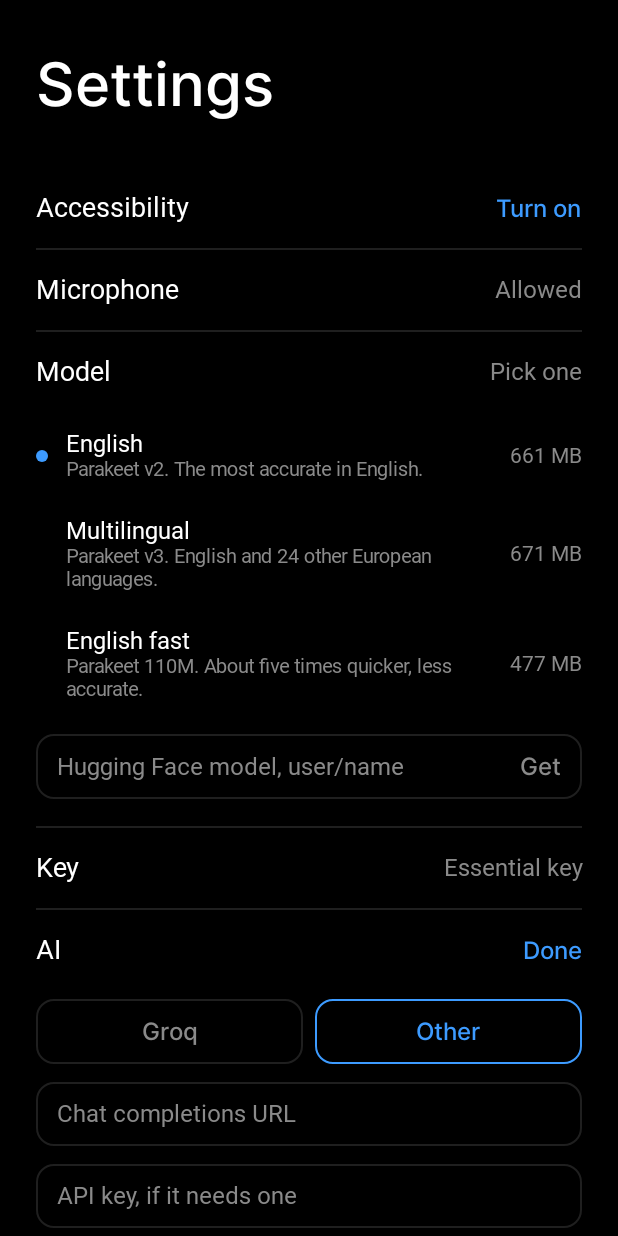
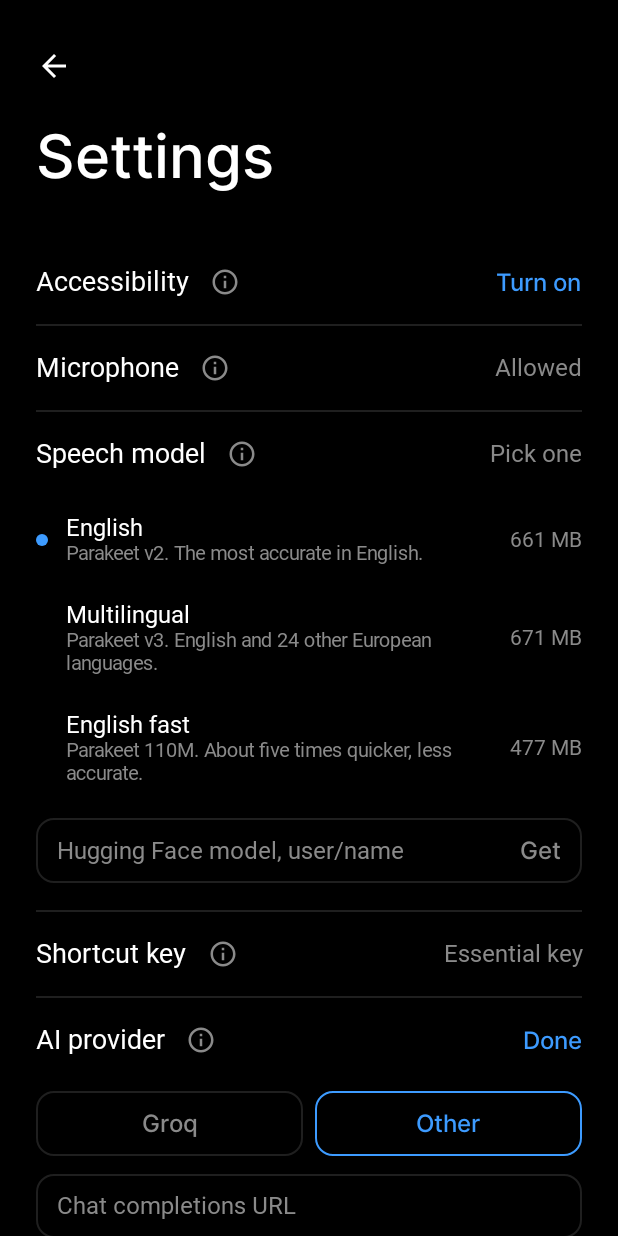
Before and after one commit to ieatfood314/nullspace, an Android app built with Jetpack Compose: the screen it shows after launch (SettingsActivity), after a tap on "Other", on a phone screen of 412 x 824 dp. Run offline under Robolectric (Android 15) with nearby library versions, the phone set to English and light mode, and no system bars; libraries missing offline, so code that uses them is left out: com.k2fsa.sherpa; pictures from the network do not load; Roboto replaces fonts that are not available here; 2 statements that could not run were skipped; 3 other taps on this screen came first.

Commit message:
Settings: back arrow, an (i) on each row that says what it's for, clearer names
Accent becomes Accent color, Model Speech model, Key Shortcut key, AI AI provider,
Words Custom words. The explanations that sat under open sections move into the
help lines.

Co-Authored-By: Claude Opus 5.5 <noreply@anthropic.com>

```diff
--- a/android/app/src/main/java/ca/heeney/uplink/SettingsActivity.kt
+++ b/android/app/src/main/java/ca/heeney/uplink/SettingsActivity.kt
@@ -32,7 +32,12 @@ import androidx.compose.foundation.text.KeyboardOptions
 import androidx.compose.foundation.shape.CircleShape
 import androidx.compose.ui.unit.dp
 import androidx.compose.ui.unit.sp
+import androidx.compose.material3.Icon
 import androidx.compose.material3.Text
+import androidx.compose.material.icons.Icons
+import androidx.compose.material.icons.automirrored.filled.ArrowBack
+import androidx.compose.material.icons.outlined.Info
+import androidx.compose.ui.semantics.Role
 import androidx.lifecycle.Lifecycle
 import androidx.lifecycle.compose.LocalLifecycleOwner
 import androidx.lifecycle.LifecycleEventObserver
@@ -62,6 +67,8 @@ class SettingsActivity : ComponentActivity() {
     /** the accent you pick here, so the screen changes as you pick it */
     private var accentArgb by mutableIntStateOf(Prefs.accent)
     private val Accent: Color get() = Color(accentArgb)
+    /** the row whose help line is showing, by label; one at a time */
+    private var helpFor by mutableStateOf("")
 
     override fun onCreate(savedInstanceState: Bundle?) {
         super.onCreate(savedInstanceState)
@@ -117,14 +124,19 @@ class SettingsActivity : ComponentActivity() {
             Modifier.fillMaxSize().background(Color.Black).systemBarsPadding().imePadding()
                 .verticalScroll(rememberScrollState()).padding(horizontal = 24.dp, vertical = 32.dp),
         ) {
+            Icon(Icons.AutoMirrored.Filled.ArrowBack, "Back", tint = Color.White,
+                modifier = Modifier.offset(x = (-12).dp, y = (-12).dp).size(48.dp)
+                    .clickable(role = Role.Button) { finish() }.padding(12.dp))
             Text("Settings", color = Color.White, fontFamily = Inter, fontWeight = FontWeight.Medium, fontSize = 40.sp)
             Spacer(Modifier.height(32.dp))
 
             val a11y = a11yOn()
-            SettingRow("Accessibility", if (a11y) "On" else null, "Turn on") { open(Settings.ACTION_ACCESSIBILITY_SETTINGS) }
-            SettingRow("Microphone", if (micOn()) "Allowed" else null, "Allow") { askMic.launch(Manifest.permission.RECORD_AUDIO) }
+            SettingRow("Accessibility", if (a11y) "On" else null, "Turn on",
+                help = "Lets Nullspace notice the key and type what you say into any app.") { open(Settings.ACTION_ACCESSIBILITY_SETTINGS) }
+            SettingRow("Microphone", if (micOn()) "Allowed" else null, "Allow", help = "For dictation and voice notes.") { askMic.launch(Manifest.permission.RECORD_AUDIO) }
             ModelRow(engine, open == "model") { toggle("model") }
-            SettingRow("Key", if (learning) "Press a key" else keyName, null, action = if (learning || !a11y) null else "Change") {
+            SettingRow("Shortcut key", if (learning) "Press a key" else keyName, null, action = if (learning || !a11y) null else "Change",
+                help = "The button that runs Nullspace. Tap Change, then press the one you want.") {
                 learning = true
                 UplinkService.learner = { ev ->
                     Prefs.keyCode = ev.keyCode
@@ -136,17 +148,19 @@ class SettingsActivity : ComponentActivity() {
             AiRow(open == "ai") { toggle("ai") }
             if (Brain.on() || HubSync.url() != null) {
                 var tidy by remember { mutableStateOf(Prefs.tidy) }
-                SettingRow("Tidy dictation", if (tidy) "On" else "Off", null, action = if (tidy) "Turn off" else "Turn on") {
+                SettingRow("Tidy dictation", if (tidy) "On" else "Off", null, action = if (tidy) "Turn off" else "Turn on",
+                    help = "AI cuts repeats and false starts from what you dictate.") {
                     tidy = !tidy
                     Prefs.tidy = tidy
                 }
             }
-            SettingRow("Notifications", if (has(Manifest.permission.POST_NOTIFICATIONS)) "Allowed" else null, "Allow") {
+            SettingRow("Notifications", if (has(Manifest.permission.POST_NOTIFICATIONS)) "Allowed" else null, "Allow",
+                help = "For reminders.") {
                 askPerms.launch(arrayOf(Manifest.permission.POST_NOTIFICATIONS))
             }
             val fine = has(Manifest.permission.ACCESS_FINE_LOCATION)
             SettingRow("Location", if (Reminders.locationOk(this@SettingsActivity)) "All the time" else null,
-                if (fine) "Allow all the time" else "Allow") { askLocation() }
+                if (fine) "Allow all the time" else "Allow", help = "For reminders tied to a place, like home.") { askLocation() }
             AccentRow(open == "accent") { toggle("accent") }
             DataRow(open == "data") { toggle("data") }
             HubRow(open == "hub") { toggle("hub") }
@@ -154,7 +168,8 @@ class SettingsActivity : ComponentActivity() {
             WordsRow(open == "words") { toggle("words") }
             var keep by remember { mutableStateOf(Prefs.keepRecordings) }
             if (keep || Sync.url() != null) {
-                SettingRow("Keep recordings", if (keep) "On" else "Off", null, action = if (keep) "Turn off" else "Turn on") {
+                SettingRow("Keep recordings", if (keep) "On" else "Off", null, action = if (keep) "Turn off" else "Turn on",
+                    help = "Saves your dictation audio and fixes on your Squelch hub, to train speech models.") {
                     keep = !keep
                     Prefs.keepRecordings = keep
                 }
@@ -204,8 +219,8 @@ class SettingsActivity : ComponentActivity() {
         }
         // Nothing downloaded yet: the list stays open so you can pick one.
         val show = expanded || !installed
-        SettingRow("Model", status ?: "Pick one", null, action = if (!installed) null else if (expanded) "Done" else "Change",
-            divider = !show, onClick = onToggle)
+        SettingRow("Speech model", status ?: "Pick one", null, action = if (!installed) null else if (expanded) "Done" else "Change",
+            divider = !show, help = "Turns your voice into text, on the phone. Your audio stays here.", onClick = onToggle)
         if (!show) return
         var tick by remember { mutableIntStateOf(0) }
         @Suppress("UNUSED_EXPRESSION") tick
@@ -284,8 +299,9 @@ class SettingsActivity : ComponentActivity() {
             Brain.on() -> Brain.name()
             else -> null
         }
-        SettingRow("AI", status, "Set up", action = if (expanded) "Done" else if (Brain.on()) "Change" else "Set up",
-            divider = !expanded, onClick = onToggle)
+        SettingRow("AI provider", status, "Set up", action = if (expanded) "Done" else if (Brain.on()) "Change" else "Set up",
+            divider = !expanded, help = "Optional. Your own AI key files your captures and tidies dictation. Only text is sent.",
+            onClick = onToggle)
         if (!expanded) return
         var preset by remember { mutableStateOf(Brain.preset().key) }
         var key by remember { mutableStateOf(Prefs.llmKey) }
@@ -334,8 +350,7 @@ class SettingsActivity : ComponentActivity() {
                     }.start()
                 })
         }
-        Text("Files your captures and tidies dictation. Only text is sent.", color = Dim, fontFamily = Inter, fontSize = 13.sp)
-        Spacer(Modifier.height(16.dp))
+        Spacer(Modifier.height(6.dp))
         Box(Modifier.fillMaxWidth().height(1.dp).background(Line))
     }
 
@@ -347,8 +362,8 @@ class SettingsActivity : ComponentActivity() {
 
     @Composable
     private fun AccentRow(expanded: Boolean, onToggle: () -> Unit) {
-        SettingRow("Accent", "#%06X".format(accentArgb and 0xFFFFFF), null, action = if (expanded) "Done" else "Change",
-            divider = !expanded, onClick = onToggle)
+        SettingRow("Accent color", "#%06X".format(accentArgb and 0xFFFFFF), null, action = if (expanded) "Done" else "Change",
+            divider = !expanded, help = "The color of buttons and highlights.", onClick = onToggle)
         if (!expanded) return
         fun pick(c: Int) { Prefs.accent = c; accentArgb = Prefs.accent }
         Row(Modifier.fillMaxWidth().padding(vertical = 8.dp), horizontalArrangement = Arrangement.SpaceBetween) {
@@ -375,7 +390,8 @@ class SettingsActivity : ComponentActivity() {
     private fun DataRow(expanded: Boolean, onToggle: () -> Unit) {
         var cap by remember { mutableIntStateOf(Prefs.dataCapMb) }
         @Suppress("UNUSED_EXPRESSION") cap
-        SettingRow("Mobile data", Budget.text(), null, action = if (expanded) "Done" else "Change", divider = !expanded, onClick = onToggle)
+        SettingRow("Mobile data", Budget.text(), null, action = if (expanded) "Done" else "Change", divider = !expanded,
+            help = "How much mobile data Nullspace may use a month. Wi-Fi doesn't count.", onClick = onToggle)
         if (!expanded) return
         var mb by remember { mutableStateOf(Prefs.dataCapMb.toString()) }
         val n = mb.trim().toIntOrNull()?.takeIf { it in 0..100_000 }
@@ -383,7 +399,7 @@ class SettingsActivity : ComponentActivity() {
             keyboard = KeyboardType.Number) {
             Prefs.dataCapMb = n!!; cap = n
         }
-        Text("A month's limit. 0 keeps it to Wi-Fi.", color = Dim, fontFamily = Inter, fontSize = 13.sp)
+        Text("0 keeps it to Wi-Fi.", color = Dim, fontFamily = Inter, fontSize = 13.sp)
         Spacer(Modifier.height(16.dp))
         Box(Modifier.fillMaxWidth().height(1.dp).background(Line))
     }
@@ -418,15 +434,14 @@ class SettingsActivity : ComponentActivity() {
             HubSync.Status.Synced -> ago(now - HubSync.lastOk)
         }
         SettingRow("Hub", status, "Set up", action = if (expanded) "Done" else if (HubSync.url() == null) "Set up" else "Change",
-            divider = !expanded, onClick = onToggle)
+            divider = !expanded, help = "Optional. Your own server, to share your list with your computers.", onClick = onToggle)
         if (!expanded) return
         var url by remember { mutableStateOf(Prefs.hubUrl) }
         InputLine(url, { url = it }, "Hub address, like http://server:4645", "Save", enabled = url.trim() != Prefs.hubUrl) {
             Prefs.hubUrl = url.trim()
             if (url.isBlank()) HubSync.status.value = HubSync.Status.Off else HubSync.soon(this)
         }
-        Text("Optional. Your own server, to share your list with your computers.", color = Dim, fontFamily = Inter, fontSize = 13.sp)
-        Spacer(Modifier.height(16.dp))
+        Spacer(Modifier.height(10.dp))
         Box(Modifier.fillMaxWidth().height(1.dp).background(Line))
     }
 
@@ -444,19 +459,15 @@ class SettingsActivity : ComponentActivity() {
             Sync.Status.Synced -> ago(now - Sync.lastOk)
         }
         SettingRow("Words sync", status, null, action = if (expanded) "Done" else if (Sync.url() == null) "Set up" else "Change",
-            divider = !expanded, onClick = onToggle)
+            divider = !expanded, help = "Shares your custom words and stats with Squelch on your computers. Wi-Fi only.", onClick = onToggle)
         if (!expanded) return
         var url by remember { mutableStateOf(Prefs.syncUrl) }
         InputLine(url, { url = it }, "Squelch hub address", "Save", enabled = url.trim() != Prefs.syncUrl) {
             Prefs.syncUrl = url.trim()
             if (url.isBlank()) Sync.status.value = Sync.Status.Off else Sync.soon(this)
         }
-        Text(
-            if (st == Sync.Status.Failed) Sync.lastError
-            else "Words and analytics, shared with Squelch on your computers. Wi-Fi only.",
-            color = Dim, fontFamily = Inter, fontSize = 13.sp,
-        )
-        Spacer(Modifier.height(16.dp))
+        if (st == Sync.Status.Failed) Text(Sync.lastError, color = Dim, fontFamily = Inter, fontSize = 13.sp)
+        Spacer(Modifier.height(if (st == Sync.Status.Failed) 16.dp else 10.dp))
         Box(Modifier.fillMaxWidth().height(1.dp).background(Line))
     }
 
@@ -473,7 +484,9 @@ class SettingsActivity : ComponentActivity() {
     private fun WordsRow(expanded: Boolean, onToggle: () -> Unit) {
         val ver by Words.changed.state()
         val words = remember(ver, refresh) { Words.load(this) }
-        SettingRow("Words", "${words.size}", null, action = if (expanded) "Done" else "Edit", divider = !expanded, onClick = onToggle)
+        SettingRow("Custom words", "${words.size}", null, action = if (expanded) "Done" else "Edit", divider = !expanded,
+            help = "Names and words dictation gets wrong. Add how it should be spelled and what it hears instead.",
+            onClick = onToggle)
         if (!expanded) return
         var term by remember { mutableStateOf("") }
         var heard by remember { mutableStateOf("") }
@@ -511,7 +524,7 @@ class SettingsActivity : ComponentActivity() {
         Row(Modifier.fillMaxWidth()) {
             Tile("%,d".format(s.words), "words")
             Tile("%.0f".format(s.wpm), "WPM")
-            Tile("%.2f s".format(s.avgLat), "transcription")
+            Tile("%.2f s".format(s.avgLat), "avg wait")
             Tile("%,d".format(s.dictations), "dictations")
         }
         Spacer(Modifier.height(16.dp))
@@ -580,17 +593,25 @@ class SettingsActivity : ComponentActivity() {
         }
     }
 
-    /** label on the left; a status in grey when it's done, else the action in the accent */
+    /** label on the left; a status in grey when it's done, else the action in the accent.
+     *  With [help], an (i) after the label shows a line saying what the row is for. */
     @Composable
-    private fun SettingRow(label: String, status: String?, fix: String?, action: String? = null, divider: Boolean = true, onClick: () -> Unit) {
+    private fun SettingRow(label: String, status: String?, fix: String?, action: String? = null, divider: Boolean = true,
+                           help: String? = null, onClick: () -> Unit) {
         val tap = action ?: if (status == null) fix else null
+        val showHelp = help != null && helpFor == label
         Row(
             Modifier.fillMaxWidth().then(if (tap != null) Modifier.clickable(onClick = onClick) else Modifier)
-                .padding(vertical = 16.dp),
+                .padding(vertical = if (help != null) 4.dp else 16.dp),
             verticalAlignment = Alignment.CenterVertically,
         ) {
             Text(label, color = Color.White, fontFamily = Inter, fontSize = 18.sp, maxLines = 1, softWrap = false)
-            Spacer(Modifier.width(16.dp))
+            if (help != null) {
+                Icon(Icons.Outlined.Info, if (showHelp) "Hide what $label does" else "What $label does",
+                    tint = if (showHelp) Color.White else Dim,
+                    modifier = Modifier.size(48.dp).clickable(role = Role.Button) { helpFor = if (showHelp) "" else label }
+                        .padding(14.dp))
+            } else Spacer(Modifier.width(16.dp))
             Text(status ?: "", color = Dim, fontFamily = Inter, fontSize = 16.sp, maxLines = 1,
                 overflow = androidx.compose.ui.text.style.TextOverflow.Ellipsis,
                 textAlign = androidx.compose.ui.text.style.TextAlign.End, modifier = Modifier.weight(1f))
@@ -599,6 +620,8 @@ class SettingsActivity : ComponentActivity() {
                 Text(tap, color = Accent, fontFamily = Inter, fontWeight = FontWeight.Medium, fontSize = 16.sp)
             }
         }
+        if (showHelp) Text(help!!, color = Dim, fontFamily = Inter, fontSize = 14.sp, lineHeight = 20.sp,
+            modifier = Modifier.padding(bottom = 16.dp))
         if (divider) Box(Modifier.fillMaxWidth().height(1.dp).background(Line))
     }
 }
```
Also changed, not shown: 1 other file.
